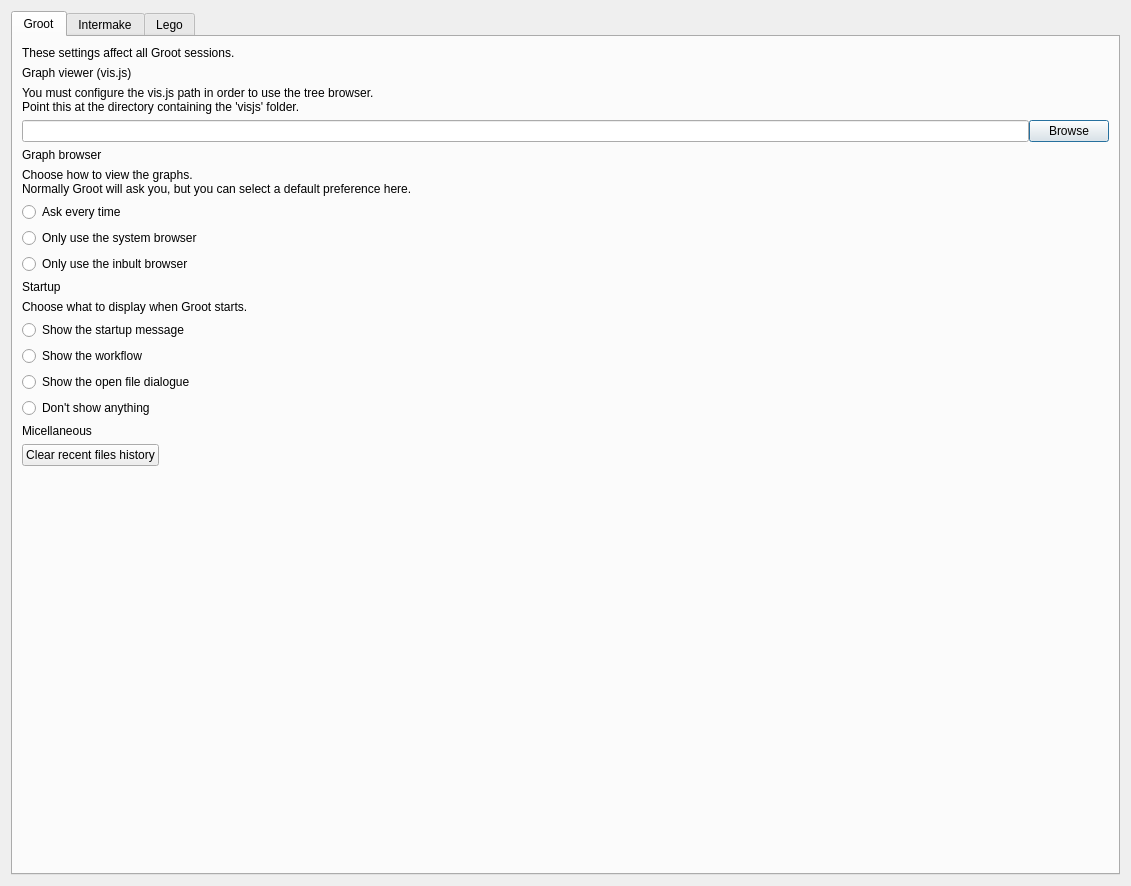
JMcInerneyLab/groot, file groot/frontends/gui/forms/designer/frm_view_options_designer.ui: the form before one commit.
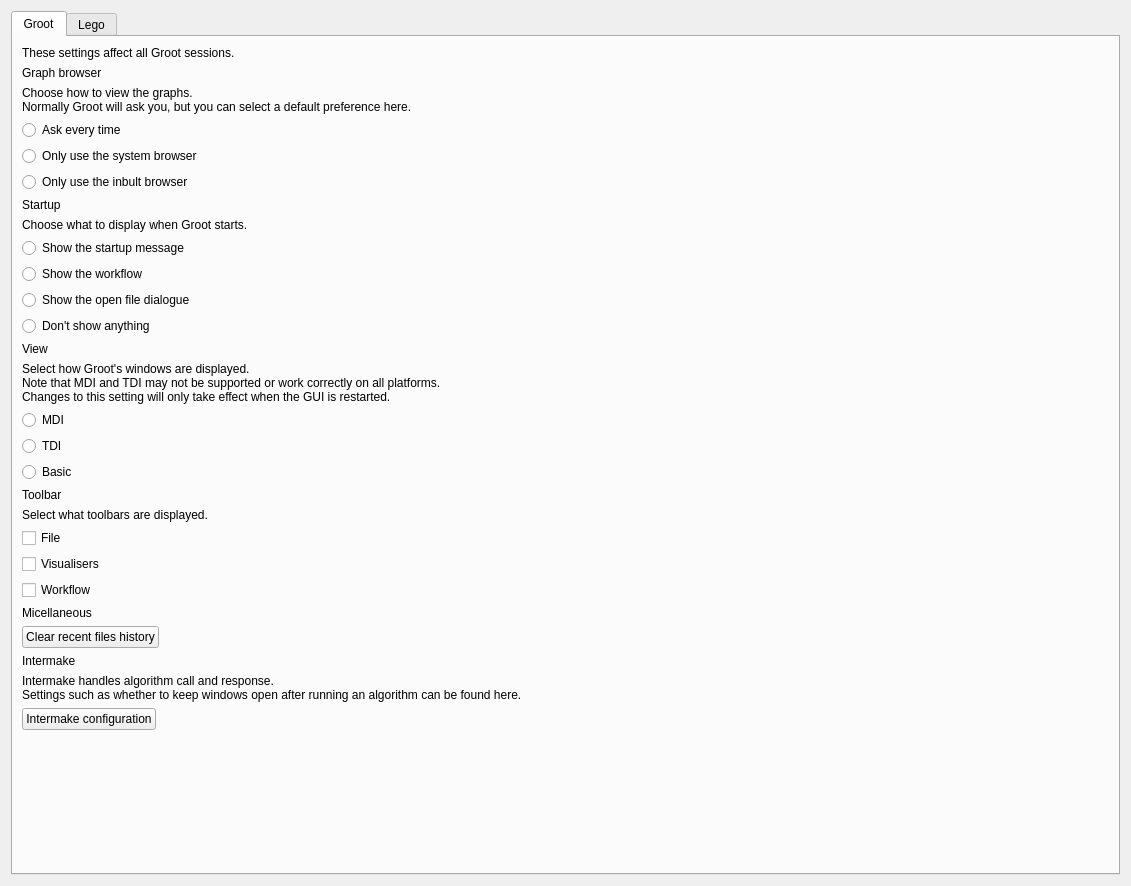
The form after the commit.

What changed in the file:
```diff
--- a/groot/frontends/gui/forms/designer/frm_view_options_designer.ui
+++ b/groot/frontends/gui/forms/designer/frm_view_options_designer.ui
@@ -34,44 +34,6 @@
          </property>
         </widget>
        </item>
-       <item>
-        <widget class="QLabel" name="label_8">
-         <property name="text">
-          <string>Graph viewer (vis.js)</string>
-         </property>
-         <property name="style" stdset="0">
-          <string>heading</string>
-         </property>
-        </widget>
-       </item>
-       <item>
-        <widget class="QLabel" name="LBL_VISJS_WARNING">
-         <property name="text">
-          <string>You must configure the vis.js path in order to use the tree browser.
-Point this at the directory containing the 'visjs' folder.</string>
-         </property>
-         <property name="style" stdset="0">
-          <string>helpbox</string>
-         </property>
-        </widget>
-       </item>
-       <item>
-        <layout class="QHBoxLayout" name="horizontalLayout_3">
-         <property name="spacing">
-          <number>0</number>
-         </property>
-         <item>
-          <widget class="QLineEdit" name="TXT_VISJS"/>
-         </item>
-         <item>
-          <widget class="QPushButton" name="BTN_VISJS">
-           <property name="text">
-            <string>Browse</string>
-           </property>
-          </widget>
-         </item>
-        </layout>
-       </item>
        <item>
         <widget class="QLabel" name="label_11">
          <property name="text">
@@ -210,6 +172,125 @@
          </layout>
         </widget>
        </item>
+       <item>
+        <widget class="QLabel" name="label_12">
+         <property name="text">
+          <string>View</string>
+         </property>
+         <property name="style" stdset="0">
+          <string>heading</string>
+         </property>
+        </widget>
+       </item>
+       <item>
+        <widget class="QFrame" name="frame_3">
+         <property name="frameShape">
+          <enum>QFrame::NoFrame</enum>
+         </property>
+         <property name="frameShadow">
+          <enum>QFrame::Plain</enum>
+         </property>
+         <layout class="QVBoxLayout" name="verticalLayout_6">
+          <property name="leftMargin">
+           <number>0</number>
+          </property>
+          <property name="topMargin">
+           <number>0</number>
+          </property>
+          <property name="rightMargin">
+           <number>0</number>
+          </property>
+          <property name="bottomMargin">
+           <number>0</number>
+          </property>
+          <item>
+           <widget class="QLabel" name="LBL_VISJS_WARNING_4">
+            <property name="text">
+             <string>Select how Groot's windows are displayed.
+Note that MDI and TDI may not be supported or work correctly on all platforms.
+Changes to this setting will only take effect when the GUI is restarted.</string>
+            </property>
+            <property name="style" stdset="0">
+             <string>helpbox</string>
+            </property>
+           </widget>
+          </item>
+          <item>
+           <widget class="QRadioButton" name="RAD_WIN_MDI">
+            <property name="toolTip">
+             <string>Multiple Document Interface.
+Some platforms may not support this mode or may display the windows incorrectly.</string>
+            </property>
+            <property name="text">
+             <string>MDI</string>
+            </property>
+           </widget>
+          </item>
+          <item>
+           <widget class="QRadioButton" name="RAD_WIN_TDI">
+            <property name="toolTip">
+             <string>Tabbed Document Interface.
+Some platforms may not support this mode or may display the windows incorrectly.</string>
+            </property>
+            <property name="text">
+             <string>TDI</string>
+            </property>
+           </widget>
+          </item>
+          <item>
+           <widget class="QRadioButton" name="RAD_WIN_NORMAL">
+            <property name="toolTip">
+             <string>Display the windows normally.</string>
+            </property>
+            <property name="text">
+             <string>Basic</string>
+            </property>
+           </widget>
+          </item>
+         </layout>
+        </widget>
+       </item>
+       <item>
+        <widget class="QLabel" name="label_13">
+         <property name="text">
+          <string>Toolbar</string>
+         </property>
+         <property name="style" stdset="0">
+          <string>heading</string>
+         </property>
+        </widget>
+       </item>
+       <item>
+        <widget class="QLabel" name="LBL_VISJS_WARNING_6">
+         <property name="text">
+          <string>Select what toolbars are displayed.</string>
+         </property>
+         <property name="style" stdset="0">
+          <string>helpbox</string>
+         </property>
+        </widget>
+       </item>
+       <item>
+        <widget class="QCheckBox" name="CHKTOOL_FILE">
+         <property name="text">
+          <string>File</string>
+         </property>
+        </widget>
+       </item>
+       <item>
+        <widget class="QCheckBox" name="CHKTOOL_VIS">
+         <property name="text">
+          <string>Visualisers</string>
+         </property>
+        </widget>
+       </item>
+       <item>
+        <widget class="QCheckBox" name="CHKTOOL_WORKFLOW">
+         <property name="text">
+          <string>Workflow</string>
+         </property>
+        </widget>
+       </item>
        <item>
         <widget class="QLabel" name="label_4">
          <property name="text">
@@ -231,6 +312,46 @@
          <property name="text">
           <string>Clear recent files history</string>
          </property>
+         <property name="autoDefault">
+          <bool>false</bool>
+         </property>
+        </widget>
+       </item>
+       <item>
+        <widget class="QLabel" name="label_26">
+         <property name="text">
+          <string>Intermake</string>
+         </property>
+         <property name="style" stdset="0">
+          <string>heading</string>
+         </property>
+        </widget>
+       </item>
+       <item>
+        <widget class="QLabel" name="LBL_VISJS_WARNING_5">
+         <property name="text">
+          <string>Intermake handles algorithm call and response.
+Settings such as whether to keep windows open after running an algorithm can be found here.</string>
+         </property>
+         <property name="style" stdset="0">
+          <string>helpbox</string>
+         </property>
+        </widget>
+       </item>
+       <item>
+        <widget class="QPushButton" name="BTN_INTERMAKE">
+         <property name="sizePolicy">
+          <sizepolicy hsizetype="Fixed" vsizetype="Fixed">
+           <horstretch>0</horstretch>
+           <verstretch>0</verstretch>
+          </sizepolicy>
+         </property>
+         <property name="text">
+          <string>Intermake configuration</string>
+         </property>
+         <property name="autoDefault">
+          <bool>false</bool>
+         </property>
         </widget>
        </item>
        <item>
@@ -248,122 +369,6 @@
        </item>
       </layout>
      </widget>
-     <widget class="QWidget" name="tab_3">
-      <attribute name="title">
-       <string>Intermake</string>
-      </attribute>
-      <layout class="QGridLayout" name="gridLayout">
-       <item row="6" column="0" colspan="2">
-        <widget class="QLabel" name="label_23">
-         <property name="text">
-          <string>Click the button below to show the standard Intermake configuration screen.</string>
-         </property>
-         <property name="style" stdset="0">
-          <string>helpbox</string>
-         </property>
-        </widget>
-       </item>
-       <item row="3" column="1">
-        <widget class="QComboBox" name="CMB_CSS">
-         <property name="sizePolicy">
-          <sizepolicy hsizetype="Expanding" vsizetype="Fixed">
-           <horstretch>0</horstretch>
-           <verstretch>0</verstretch>
-          </sizepolicy>
-         </property>
-         <property name="editable">
-          <bool>true</bool>
-         </property>
-        </widget>
-       </item>
-       <item row="7" column="1">
-        <widget class="QPushButton" name="BTN_INTERMAKE_ADVANCED">
-         <property name="sizePolicy">
-          <sizepolicy hsizetype="Fixed" vsizetype="Fixed">
-           <horstretch>0</horstretch>
-           <verstretch>0</verstretch>
-          </sizepolicy>
-         </property>
-         <property name="text">
-          <string>Show</string>
-         </property>
-        </widget>
-       </item>
-       <item row="5" column="0" colspan="2">
-        <widget class="QLabel" name="label_21">
-         <property name="text">
-          <string>General</string>
-         </property>
-         <property name="style" stdset="0">
-          <string>heading</string>
-         </property>
-        </widget>
-       </item>
-       <item row="7" column="0">
-        <widget class="QLabel" name="label_13">
-         <property name="text">
-          <string>Advanced</string>
-         </property>
-        </widget>
-       </item>
-       <item row="0" column="0" colspan="2">
-        <widget class="QLabel" name="label_18">
-         <property name="text">
-          <string>Configure how Intermake should handle Groot. These settings require a restart to take effect.</string>
-         </property>
-         <property name="style" stdset="0">
-          <string>helpbox</string>
-         </property>
-        </widget>
-       </item>
-       <item row="9" column="0" colspan="2">
-        <spacer name="verticalSpacer_3">
-         <property name="orientation">
-          <enum>Qt::Vertical</enum>
-         </property>
-         <property name="sizeHint" stdset="0">
-          <size>
-           <width>20</width>
-           <height>40</height>
-          </size>
-         </property>
-        </spacer>
-       </item>
-       <item row="2" column="0" colspan="2">
-        <widget class="QLabel" name="label_22">
-         <property name="text">
-          <string>Intermake uses Qt. You can specify a path to a stylesheet or select one of the defaults.</string>
-         </property>
-         <property name="style" stdset="0">
-          <string>helpbox</string>
-         </property>
-        </widget>
-       </item>
-       <item row="3" column="0">
-        <widget class="QLabel" name="label_15">
-         <property name="sizePolicy">
-          <sizepolicy hsizetype="Fixed" vsizetype="Preferred">
-           <horstretch>0</horstretch>
-           <verstretch>0</verstretch>
-          </sizepolicy>
-         </property>
-         <property name="text">
-          <string>CSS</string>
-         </property>
-        </widget>
-       </item>
-       <item row="1" column="0" colspan="2">
-        <widget class="QLabel" name="label_20">
-         <property name="text">
-          <string>GUI</string>
-         </property>
-         <property name="style" stdset="0">
-          <string>heading</string>
-         </property>
-        </widget>
-       </item>
-      </layout>
-     </widget>
      <widget class="QWidget" name="tab_2">
       <attribute name="title">
        <string>Lego</string>
```
Left out of the diff: 2 changed lines with no effect on the pictures.
